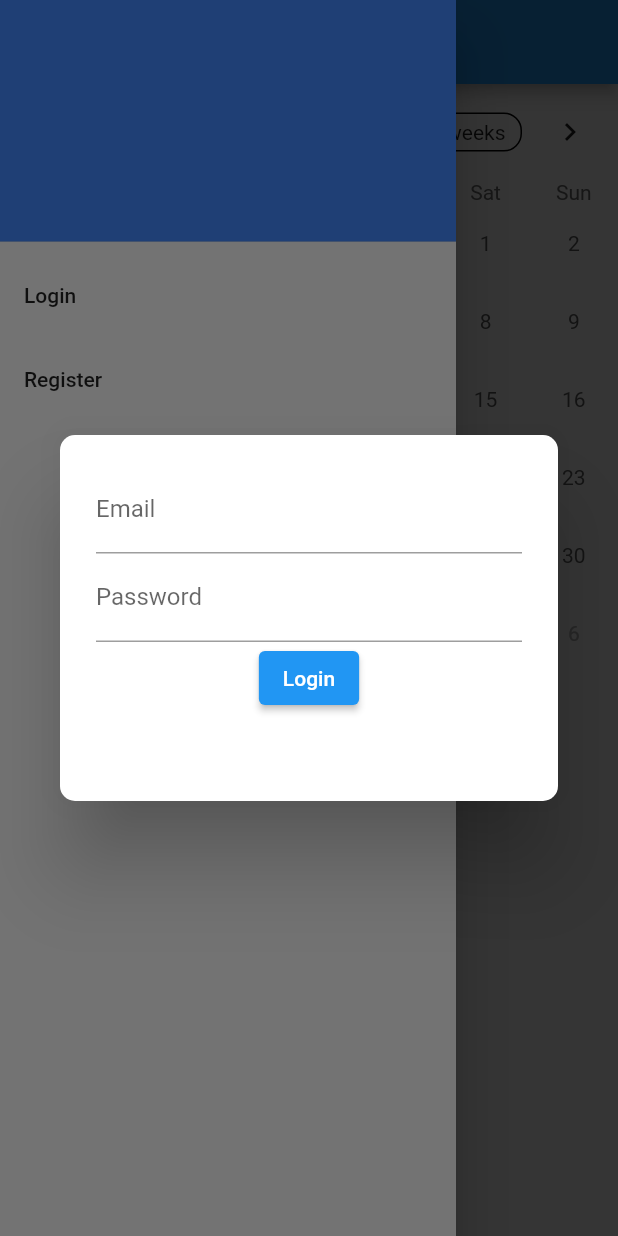
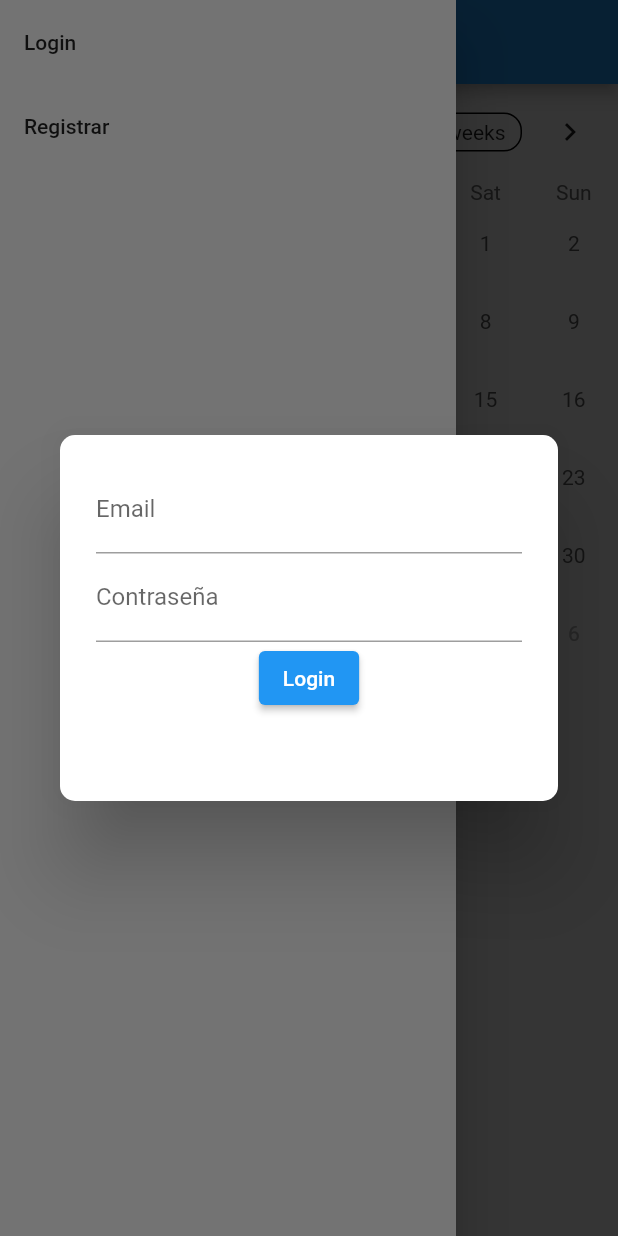
Before and after one commit to matecija/safor, a Flutter app: the screen it shows after launch, in the side drawer, after a tap on "Login", on a phone screen of 412 x 824 dp. Run offline on Flutter 3.47's test engine with Material 2 defaults, Android fonts, the phone set to English and light mode, and no system bars; drawn by our look-alikes of table_calendar; our stand-ins replace cloud_firestore, firebase_auth, firebase_core, fluttertoast; accounts and stored records are empty.

Commit message:
commit 7 - Funcional

```diff
--- a/lib/LoginDialog.dart
+++ b/lib/LoginDialog.dart
@@ -38,14 +38,13 @@ class LoginDialog extends AlertDialog{
                                 controller: password,
                                 obscureText: true,
                                 decoration:
-                                InputDecoration(labelText: 'Password', ),
+                                InputDecoration(labelText: 'Contraseña', ),
                               ),
 
                               ElevatedButton(
                                   child: Text('Login'),
                                   onPressed: () async {
                                     if( await model.loginModelFunc(useremail.text, password.text)){
-                                      print("Logged in");
                                       Navigator.pop(context);
                                     }else{
                                       print("Error");
--- a/lib/RegisterDialog.dart
+++ b/lib/RegisterDialog.dart
@@ -17,7 +17,7 @@ class RegisterDialog extends AlertDialog{
     return ScopedModelDescendant<AppModel>(
         builder: (context,child,model) {
       return ListTile(
-        title: Text('Register'),
+        title: Text('Registrar'),
         onTap: () {
           showDialog(
               context: context,
@@ -40,20 +40,19 @@ class RegisterDialog extends AlertDialog{
                             TextFormField(
                               controller: username,
                               decoration:
-                              InputDecoration(labelText: 'Name'),
+                              InputDecoration(labelText: 'Nombre'),
                             ),
                             TextFormField(
                               controller: password,
                               obscureText: true,
                               decoration:
-                              InputDecoration(labelText: 'Password',),
+                              InputDecoration(labelText: 'Contraseña',),
                             ),
 
                             ElevatedButton(
-                                child: Text('Register'),
+                                child: Text('Registrar'),
                                 onPressed: () async {
                                   if (await model.registerModelFunc(useremail.text, password.text, username.text)){
-                                    print("Register successful");
                                     Navigator.pop(context);
                                   }else{
                                     print("Error registering");
--- a/lib/ReservarDialog.dart
+++ b/lib/ReservarDialog.dart
@@ -47,7 +47,7 @@ class ReservarDialog extends AlertDialog{
                             Column(
                               children: <Widget>[
                                 Text(
-                                  'Choose Date',
+                                  'Día',
                                   style: TextStyle(
                                       fontStyle: FontStyle.italic,
                                       fontWeight: FontWeight.w600,
@@ -167,7 +167,7 @@ class ReservarDialog extends AlertDialog{
                             TextFormField(
                               controller: description,
                               decoration:
-                              InputDecoration(labelText: 'Description',),
+                              InputDecoration(labelText: 'Descripción',),
                             ),
 
                             ElevatedButton(
--- a/lib/main.dart
+++ b/lib/main.dart
@@ -116,40 +116,6 @@ class _CalendarTableState extends State<CalendarTable> {
     }catch (e) {
        e.toString();
     }
-
-
-/*
-    CollectionReference _collectionRef =
-    await FirebaseFirestore.instance.collection('reservas');
-    QuerySnapshot querySnapshot = await _collectionRef.get();
-
-    for(var message in querySnapshot.docs ){
-      data.add(Event(message['name'],
-          message['description'],
-          (message['day'] as Timestamp).toDate(),
-          (message['start'] as Timestamp).toDate(),
-          (message['end'] as Timestamp).toDate()));
-    }
-*/
-
-
-
-
-    /*await for (var snapshot in FirebaseFirestore.instance.collection('reservas').doc) {
-      for (var message in snapshot.docs) {
-        try{
-          print("Firebase Data -> ${message.data()}");
-          data.add(Event(message['name'],
-              message['description'],
-              (message['day'] as Timestamp).toDate(),
-              (message['start'] as Timestamp).toDate(),
-              (message['end'] as Timestamp).toDate()));
-
-        }catch(e){
-          print("--- Error! : $e");
-        }
-      }
-    }*/
   }
 
   List<Event> _getEventsForDay(DateTime day) {
@@ -191,7 +157,7 @@ class _CalendarTableState extends State<CalendarTable> {
 
             child: ListView(
               children: [
-                DrawerHeader(
+                if(model.currentUser != null) DrawerHeader(
 
                   child: Row(
                     children: [
@@ -201,10 +167,6 @@ class _CalendarTableState extends State<CalendarTable> {
                         child: Image.network(model.currentUser!.photoURL!),
                         ),
 
-                      if(model.currentUser != null && model.currentUser!.photoURL == null)Align(
-                        alignment: Alignment.centerLeft,
-                        child: Image.network("https://thumbs.dreamstime.com/b/default-avatar-profile-flat-icon-social-media-user-vector-portrait-unknown-human-image-default-avatar-profile-flat-icon-184330869.jpg"),
-                      ),
 
 
                       if(model.currentUser != null)
@@ -229,12 +191,57 @@ class _CalendarTableState extends State<CalendarTable> {
                 if(model.currentUser == null) LoginDialog().buildDialog(context, this, model.currentUser),
                 if(model.currentUser == null) RegisterDialog().buildDialog(context, this, model.currentUser),
                 if(model.currentUser != null) ReservarDialog().buildDialog(context, this, model.currentUser!,retrievedData),
+
+
+                if(model.currentUser != null) ListTile(
+                  title: Text("Mis reservas"),
+                  onTap: () {
+                    List<Event> myeventlist = model.misreservas(retrievedData);
+                    showDialog(context: context, builder:(_) => new AlertDialog(
+                      title: Text("Mis reservas"),
+                      content:
+                      Container(
+                        height: MediaQuery.of(context).size.height * 0.4,
+                        width: MediaQuery.of(context).size.width * 0.4,
+
+                        child:  ListView.builder(
+                          itemCount: myeventlist.length,
+                          itemBuilder: (context, index){
+                            return Card(
+                                child: Padding(
+                                  padding : EdgeInsets.fromLTRB(16, 16, 16, 16),
+                                  child: SizedBox(
+                                    //height: 60.0,
+                                      child: Column(
+                                        crossAxisAlignment: CrossAxisAlignment.start,
+                                        children: [
+                                          Text(DateFormat("dd/MM/yyyy").format(myeventlist[index].day)),
+                                          Text(myeventlist[index].description),
+                                          Text("Reservado de "+ DateFormat("HH:mm").format(myeventlist[index].start)+ " a "+ DateFormat("HH:mm").format(myeventlist[index].end)),
+                                        ],
+                                      )
+                                  ),
+                                )
+                            );
+                          },
+                        ),
+                      ),
+
+
+
+                    ));
+
+
+                  },
+                ),
+
                 if(model.currentUser != null) ListTile(
                   title: Text("Salir"),
                   onTap: () {
                     model.logoutModelFunc();
                   },
-                )
+                ),
+
               ],
             ),
           ),
```
Also changed, not shown: lib/services/model.dart (+19 -2 lines).
